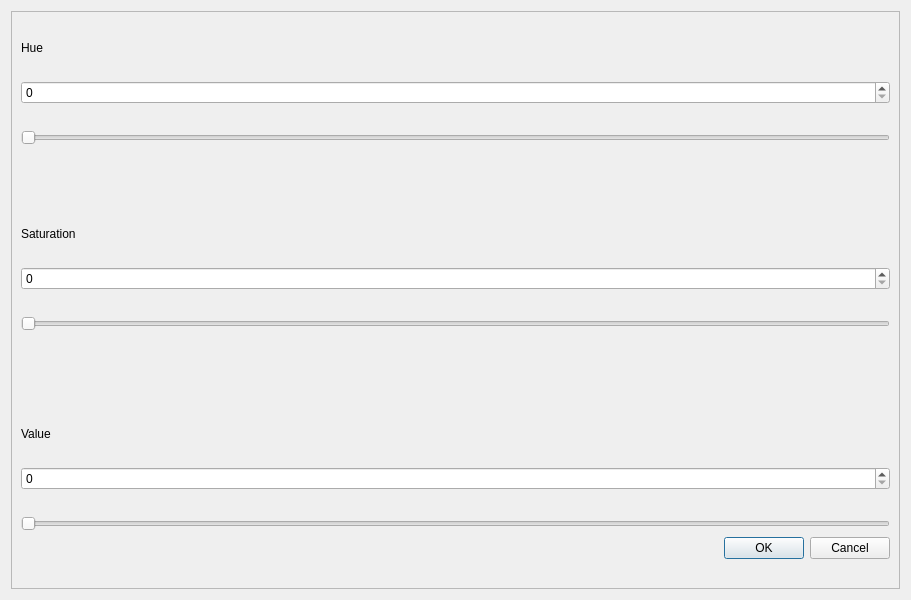
Old version of the form dialog.ui in the repository walidaddouche/QtCreatorBasicInterface.
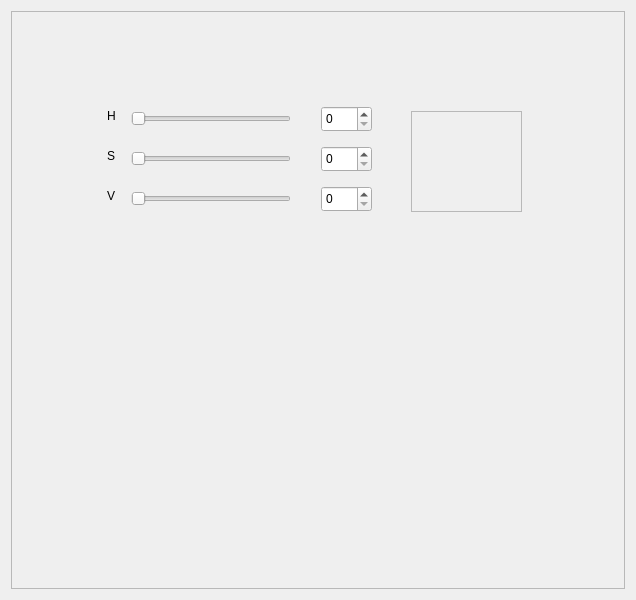
New version of the form.

The edit to the form file:
```diff
--- a/dialog.ui
+++ b/dialog.ui
@@ -9,288 +9,176 @@
    <rect>
     <x>0</x>
     <y>0</y>
-    <width>911</width>
+    <width>636</width>
     <height>600</height>
    </rect>
   </property>
   <property name="windowTitle">
    <string>Dialog</string>
   </property>
+  <property name="autoFillBackground">
+   <bool>true</bool>
+  </property>
   <layout class="QGridLayout" name="gridLayout">
    <item row="0" column="0">
     <widget class="QFrame" name="frame">
+     <property name="enabled">
+      <bool>true</bool>
+     </property>
+     <property name="autoFillBackground">
+      <bool>true</bool>
+     </property>
      <property name="frameShape">
       <enum>QFrame::StyledPanel</enum>
      </property>
      <property name="frameShadow">
       <enum>QFrame::Raised</enum>
      </property>
-     <layout class="QVBoxLayout" name="verticalLayout_2">
-      <item>
-       <layout class="QVBoxLayout" name="verticalLayout"/>
-      </item>
-      <item>
-       <spacer name="horizontalSpacer_3">
-        <property name="orientation">
-         <enum>Qt::Horizontal</enum>
-        </property>
-        <property name="sizeHint" stdset="0">
-         <size>
-          <width>870</width>
-          <height>20</height>
-         </size>
-        </property>
-       </spacer>
-      </item>
-      <item>
-       <widget class="QLabel" name="label">
-        <property name="text">
-         <string>Hue</string>
-        </property>
-       </widget>
-      </item>
-      <item>
-       <spacer name="verticalSpacer_3">
-        <property name="orientation">
-         <enum>Qt::Vertical</enum>
-        </property>
-        <property name="sizeHint" stdset="0">
-         <size>
-          <width>20</width>
-          <height>18</height>
-         </size>
-        </property>
-       </spacer>
-      </item>
-      <item>
-       <spacer name="horizontalSpacer">
-        <property name="orientation">
-         <enum>Qt::Horizontal</enum>
-        </property>
-        <property name="sizeHint" stdset="0">
-         <size>
-          <width>870</width>
-          <height>20</height>
-         </size>
-        </property>
-       </spacer>
-      </item>
-      <item>
-       <widget class="QSpinBox" name="spinBox">
-        <property name="maximum">
-         <number>255</number>
-        </property>
-       </widget>
-      </item>
-      <item>
-       <spacer name="horizontalSpacer_10">
-        <property name="orientation">
-         <enum>Qt::Horizontal</enum>
-        </property>
-        <property name="sizeHint" stdset="0">
-         <size>
-          <width>40</width>
-          <height>20</height>
-         </size>
-        </property>
-       </spacer>
-      </item>
-      <item>
-       <widget class="QSlider" name="horizontalSlider">
-        <property name="maximum">
-         <number>255</number>
-        </property>
-        <property name="orientation">
-         <enum>Qt::Horizontal</enum>
-        </property>
-       </widget>
-      </item>
-      <item>
-       <spacer name="verticalSpacer">
-        <property name="orientation">
-         <enum>Qt::Vertical</enum>
-        </property>
-        <property name="sizeHint" stdset="0">
-         <size>
-          <width>20</width>
-          <height>75</height>
-         </size>
-        </property>
-       </spacer>
-      </item>
-      <item>
-       <spacer name="horizontalSpacer_5">
-        <property name="orientation">
-         <enum>Qt::Horizontal</enum>
-        </property>
-        <property name="sizeHint" stdset="0">
-         <size>
-          <width>870</width>
-          <height>20</height>
-         </size>
-        </property>
-       </spacer>
-      </item>
-      <item>
-       <widget class="QLabel" name="label_4">
-        <property name="text">
-         <string>Saturation</string>
-        </property>
-       </widget>
-      </item>
-      <item>
-       <spacer name="horizontalSpacer_4">
-        <property name="orientation">
-         <enum>Qt::Horizontal</enum>
-        </property>
-        <property name="sizeHint" stdset="0">
-         <size>
-          <width>870</width>
-          <height>20</height>
-         </size>
-        </property>
-       </spacer>
-      </item>
-      <item>
-       <widget class="QSpinBox" name="spinBox_2">
-        <property name="maximum">
-         <number>255</number>
-        </property>
-       </widget>
-      </item>
-      <item>
-       <spacer name="horizontalSpacer_8">
-        <property name="orientation">
-         <enum>Qt::Horizontal</enum>
-        </property>
-        <property name="sizeHint" stdset="0">
-         <size>
-          <width>40</width>
-          <height>20</height>
-         </size>
-        </property>
-       </spacer>
-      </item>
-      <item>
-       <widget class="QSlider" name="horizontalSlider_2">
-        <property name="maximum">
-         <number>255</number>
-        </property>
-        <property name="orientation">
-         <enum>Qt::Horizontal</enum>
-        </property>
-       </widget>
-      </item>
-      <item>
-       <spacer name="verticalSpacer_2">
-        <property name="orientation">
-         <enum>Qt::Vertical</enum>
-        </property>
-        <property name="sizeHint" stdset="0">
-         <size>
-          <width>20</width>
-          <height>89</height>
-         </size>
-        </property>
-       </spacer>
-      </item>
-      <item>
-       <spacer name="verticalSpacer_4">
-        <property name="orientation">
-         <enum>Qt::Vertical</enum>
-        </property>
-        <property name="sizeHint" stdset="0">
-         <size>
-          <width>20</width>
-          <height>13</height>
-         </size>
-        </property>
-       </spacer>
-      </item>
-      <item>
-       <spacer name="horizontalSpacer_7">
-        <property name="orientation">
-         <enum>Qt::Horizontal</enum>
-        </property>
-        <property name="sizeHint" stdset="0">
-         <size>
-          <width>870</width>
-          <height>20</height>
-         </size>
-        </property>
-       </spacer>
-      </item>
-      <item>
-       <widget class="QLabel" name="label_2">
-        <property name="text">
-         <string>Value</string>
-        </property>
-       </widget>
-      </item>
-      <item>
-       <spacer name="horizontalSpacer_6">
-        <property name="orientation">
-         <enum>Qt::Horizontal</enum>
-        </property>
-        <property name="sizeHint" stdset="0">
-         <size>
-          <width>870</width>
-          <height>20</height>
-         </size>
-        </property>
-       </spacer>
-      </item>
-      <item>
-       <widget class="QSpinBox" name="spinBox_3">
-        <property name="maximum">
-         <number>255</number>
-        </property>
-       </widget>
-      </item>
-      <item>
-       <spacer name="horizontalSpacer_9">
-        <property name="orientation">
-         <enum>Qt::Horizontal</enum>
-        </property>
-        <property name="sizeHint" stdset="0">
-         <size>
-          <width>40</width>
-          <height>20</height>
-         </size>
-        </property>
-       </spacer>
-      </item>
-      <item>
-       <widget class="QSlider" name="horizontalSlider_3">
-        <property name="maximum">
-         <number>255</number>
-        </property>
-        <property name="orientation">
-         <enum>Qt::Horizontal</enum>
-        </property>
-       </widget>
-      </item>
-      <item>
-       <widget class="QDialogButtonBox" name="buttonBox">
-        <property name="standardButtons">
-         <set>QDialogButtonBox::Cancel|QDialogButtonBox::Ok</set>
-        </property>
-       </widget>
-      </item>
-      <item>
-       <spacer name="horizontalSpacer_2">
-        <property name="orientation">
-         <enum>Qt::Horizontal</enum>
-        </property>
-        <property name="sizeHint" stdset="0">
-         <size>
-          <width>870</width>
-          <height>20</height>
-         </size>
-        </property>
-       </spacer>
-      </item>
-     </layout>
+     <widget class="QLabel" name="H">
+      <property name="geometry">
+       <rect>
+        <x>96</x>
+        <y>95</y>
+        <width>21</width>
+        <height>20</height>
+       </rect>
+      </property>
+      <property name="text">
+       <string>H</string>
+      </property>
+     </widget>
+     <widget class="QLabel" name="S">
+      <property name="geometry">
+       <rect>
+        <x>96</x>
+        <y>135</y>
+        <width>16</width>
+        <height>20</height>
+       </rect>
+      </property>
+      <property name="text">
+       <string>S</string>
+      </property>
+     </widget>
+     <widget class="QLabel" name="V">
+      <property name="geometry">
+       <rect>
+        <x>96</x>
+        <y>175</y>
+        <width>21</width>
+        <height>20</height>
+       </rect>
+      </property>
+      <property name="text">
+       <string>V</string>
+      </property>
+     </widget>
+     <widget class="QSpinBox" name="spinBox">
+      <property name="geometry">
+       <rect>
+        <x>310</x>
+        <y>95</y>
+        <width>51</width>
+        <height>26</height>
+       </rect>
+      </property>
+      <property name="maximum">
+       <number>255</number>
+      </property>
+     </widget>
+     <widget class="QSpinBox" name="spinBox_2">
+      <property name="geometry">
+       <rect>
+        <x>310</x>
+        <y>135</y>
+        <width>51</width>
+        <height>26</height>
+       </rect>
+      </property>
+      <property name="maximum">
+       <number>255</number>
+      </property>
+     </widget>
+     <widget class="QSpinBox" name="spinBox_3">
+      <property name="geometry">
+       <rect>
+        <x>310</x>
+        <y>175</y>
+        <width>51</width>
+        <height>26</height>
+       </rect>
+      </property>
+      <property name="maximum">
+       <number>255</number>
+      </property>
+     </widget>
+     <widget class="QSlider" name="HS">
+      <property name="geometry">
+       <rect>
+        <x>120</x>
+        <y>100</y>
+        <width>160</width>
+        <height>16</height>
+       </rect>
+      </property>
+      <property name="maximum">
+       <number>255</number>
+      </property>
+      <property name="orientation">
+       <enum>Qt::Horizontal</enum>
+      </property>
+     </widget>
+     <widget class="QSlider" name="SS">
+      <property name="geometry">
+       <rect>
+        <x>120</x>
+        <y>140</y>
+        <width>160</width>
+        <height>16</height>
+       </rect>
+      </property>
+      <property name="maximum">
+       <number>255</number>
+      </property>
+      <property name="orientation">
+       <enum>Qt::Horizontal</enum>
+      </property>
+     </widget>
+     <widget class="QSlider" name="VS">
+      <property name="geometry">
+       <rect>
+        <x>120</x>
+        <y>180</y>
+        <width>160</width>
+        <height>16</height>
+       </rect>
+      </property>
+      <property name="maximum">
+       <number>255</number>
+      </property>
+      <property name="orientation">
+       <enum>Qt::Horizontal</enum>
+      </property>
+     </widget>
+     <widget class="QFrame" name="colorFrame">
+      <property name="geometry">
+       <rect>
+        <x>400</x>
+        <y>100</y>
+        <width>111</width>
+        <height>101</height>
+       </rect>
+      </property>
+      <property name="autoFillBackground">
+       <bool>true</bool>
+      </property>
+      <property name="frameShape">
+       <enum>QFrame::StyledPanel</enum>
+      </property>
+      <property name="frameShadow">
+       <enum>QFrame::Raised</enum>
+      </property>
+     </widget>
     </widget>
    </item>
   </layout>
```
Left out of the diff: 104 changed lines with no effect on the pictures.
